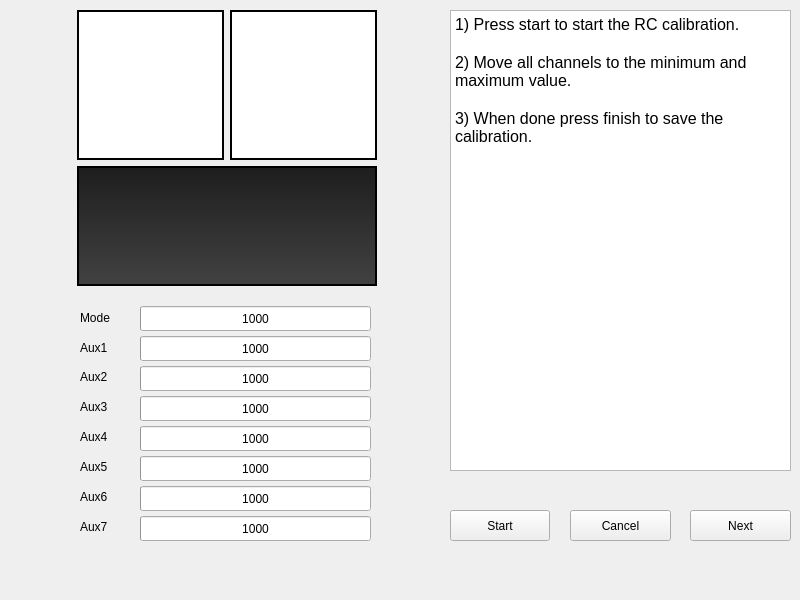
The window that ui/subpanel/receivercalibration/ReceiverCalibrationPanel.ui (AeroQuad/AeroQuadConfiguratorPyQt) describes before a commit, drawn with Qt 5.
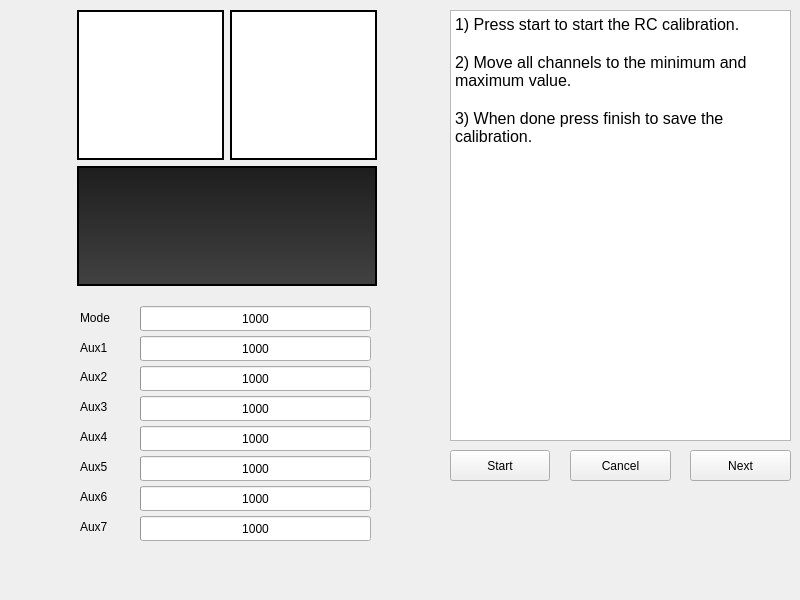
The same window after the commit.

Commit message: Some work on receiver calibration

Patch:
```diff
--- a/ui/subpanel/receivercalibration/ReceiverCalibrationPanel.ui
+++ b/ui/subpanel/receivercalibration/ReceiverCalibrationPanel.ui
@@ -137,7 +137,7 @@
    <property name="geometry">
     <rect>
      <x>450</x>
-     <y>510</y>
+     <y>450</y>
      <width>100</width>
      <height>31</height>
     </rect>
@@ -150,7 +150,7 @@
    <property name="geometry">
     <rect>
      <x>570</x>
-     <y>510</y>
+     <y>450</y>
      <width>101</width>
      <height>31</height>
     </rect>
@@ -163,7 +163,7 @@
    <property name="geometry">
     <rect>
      <x>690</x>
-     <y>510</y>
+     <y>450</y>
      <width>101</width>
      <height>31</height>
     </rect>
@@ -362,7 +362,7 @@
      <x>450</x>
      <y>10</y>
      <width>341</width>
-     <height>461</height>
+     <height>431</height>
     </rect>
    </property>
    <property name="frameShadow">
```
The commit also changes 6 other files.
